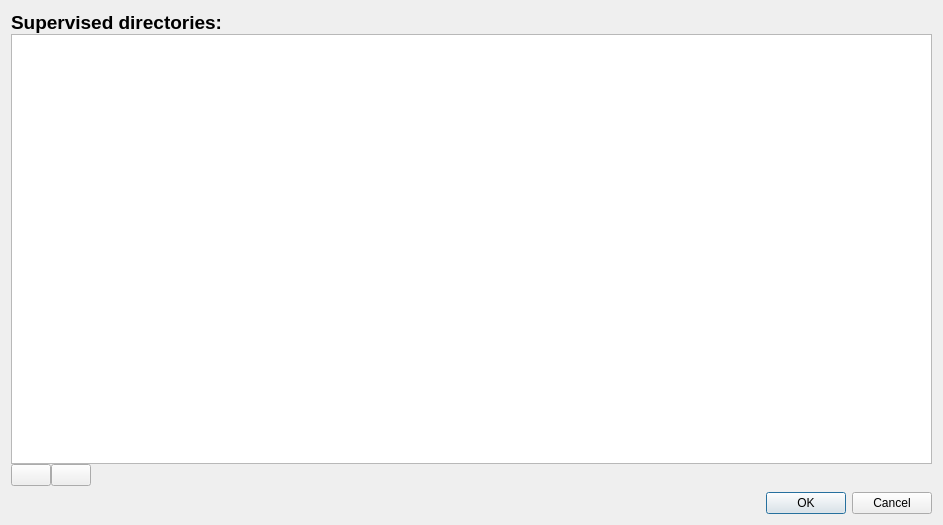
Before: the Qt Designer form src/superviseddirectorydialog.ui in zy31415/booktags, drawn with Qt 5.
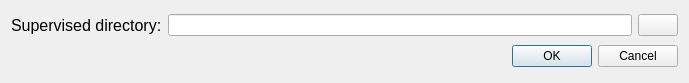
After: the same form once the commit is applied. Icons and pictures are not drawn.

What changed in the file:
```diff
--- a/src/superviseddirectorydialog.ui
+++ b/src/superviseddirectorydialog.ui
@@ -6,75 +6,48 @@
    <rect>
     <x>0</x>
     <y>0</y>
-    <width>943</width>
-    <height>525</height>
+    <width>689</width>
+    <height>83</height>
    </rect>
   </property>
   <property name="windowTitle">
    <string>Dialog</string>
   </property>
-  <layout class="QVBoxLayout" name="verticalLayout_2">
-   <item>
     <layout class="QVBoxLayout" name="verticalLayout">
-     <property name="spacing">
-      <number>0</number>
-     </property>
+   <item>
+    <layout class="QHBoxLayout" name="horizontalLayout_2">
      <item>
       <widget class="QLabel" name="label">
        <property name="font">
         <font>
-         <pointsize>14</pointsize>
-         <weight>75</weight>
-         <bold>true</bold>
+         <pointsize>12</pointsize>
+         <weight>50</weight>
+         <bold>false</bold>
         </font>
        </property>
        <property name="text">
-        <string>Supervised directories:</string>
+        <string>Supervised directory:</string>
        </property>
       </widget>
      </item>
      <item>
-      <widget class="QListWidget" name="listWidgetSupervisedDirectory"/>
+      <widget class="QLineEdit" name="lineEdit"/>
+     </item>
+     <item>
+      <widget class="QPushButton" name="pushButton">
+       <property name="text">
+        <string/>
+       </property>
+       <property name="icon">
+        <iconset resource="resources.qrc">
+         <normaloff>:/icons/open.png</normaloff>:/icons/open.png</iconset>
+       </property>
+      </widget>
+     </item>
+    </layout>
      </item>
      <item>
       <layout class="QHBoxLayout" name="horizontalLayout">
-       <property name="spacing">
-        <number>0</number>
-       </property>
-       <item>
-        <widget class="QPushButton" name="pushButtonAddDirectory">
-         <property name="text">
-          <string/>
-         </property>
-         <property name="icon">
-          <iconset resource="resources.qrc">
-           <normaloff>:/icons/AddDirectory.png</normaloff>:/icons/AddDirectory.png</iconset>
-         </property>
-         <property name="iconSize">
-          <size>
-           <width>30</width>
-           <height>30</height>
-          </size>
-         </property>
-        </widget>
-       </item>
-       <item>
-        <widget class="QPushButton" name="pushButtonRemoveDirectory">
-         <property name="text">
-          <string/>
-         </property>
-         <property name="icon">
-          <iconset resource="resources.qrc">
-           <normaloff>:/icons/RemoveDirectory.png</normaloff>:/icons/RemoveDirectory.png</iconset>
-         </property>
-         <property name="iconSize">
-          <size>
-           <width>30</width>
-           <height>30</height>
-          </size>
-         </property>
-        </widget>
-       </item>
        <item>
         <spacer name="horizontalSpacer">
          <property name="orientation">
@@ -88,10 +61,6 @@
          </property>
         </spacer>
        </item>
-      </layout>
-     </item>
-    </layout>
-   </item>
    <item>
     <widget class="QDialogButtonBox" name="buttonBox">
      <property name="orientation">
@@ -103,6 +72,8 @@
     </widget>
    </item>
   </layout>
+   </item>
+  </layout>
  </widget>
  <resources>
   <include location="resources.qrc"/>
```
Left out of the diff: 15 changed lines with no effect on the pictures. Lines whose indentation alone changed are shown as unchanged.
